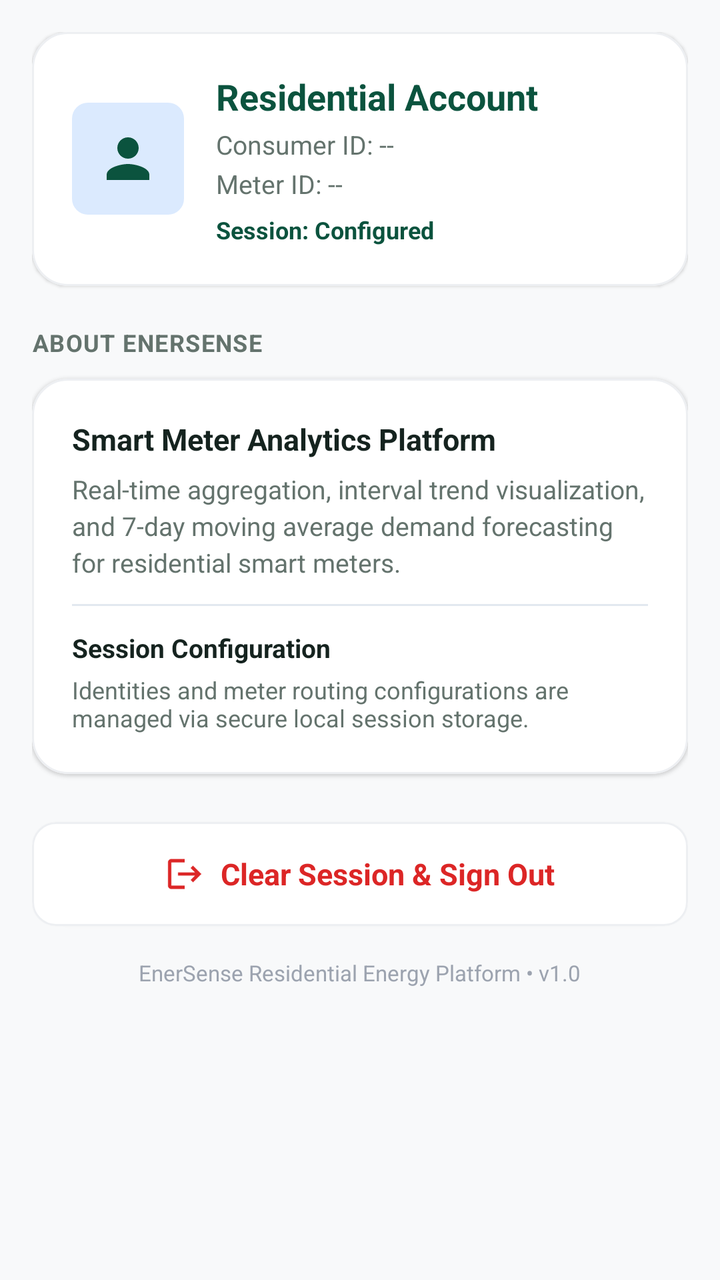
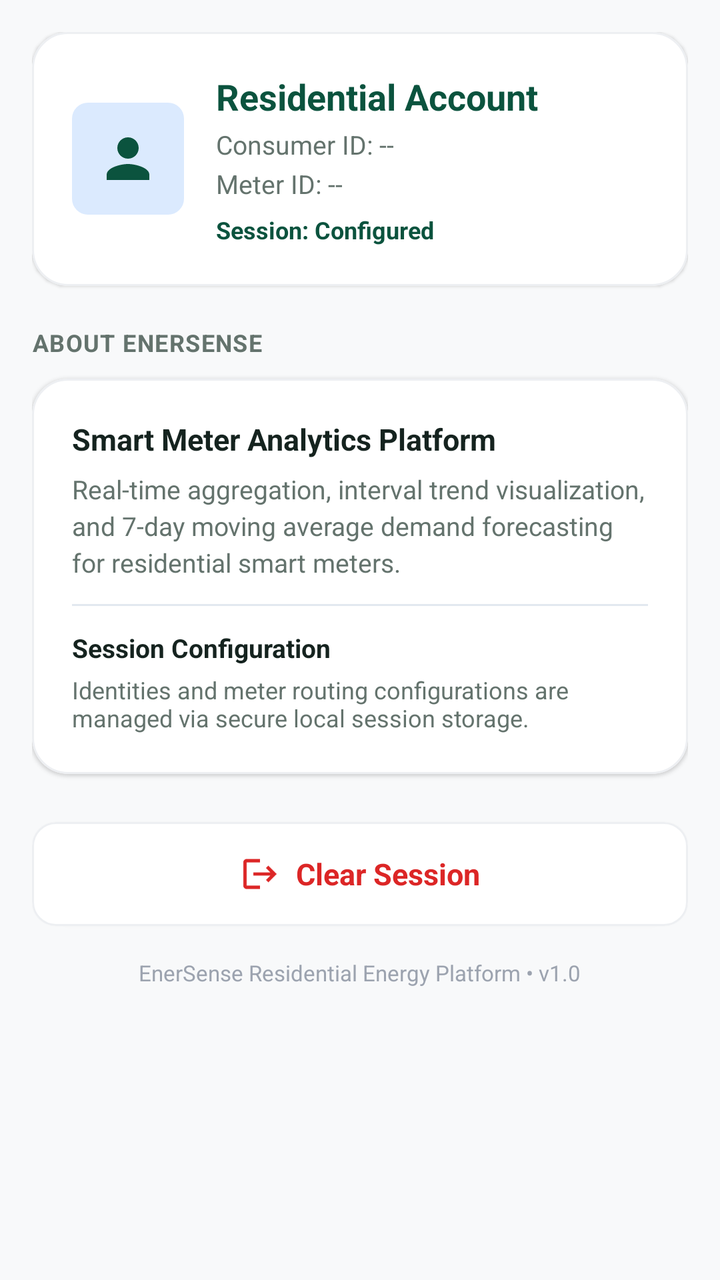

Two renders of the same Android screen: before a commit and after it. Below are the layout's source before the change and the commit's diff.
<!-- AndroidManifest.xml: application theme Theme.Enersense -->
<!-- res/layout/fragment_profile.xml -->
<?xml version="1.0" encoding="utf-8"?>
<androidx.core.widget.NestedScrollView
    xmlns:android="http://schemas.android.com/apk/res/android"
    xmlns:app="http://schemas.android.com/apk/res-auto"
    xmlns:tools="http://schemas.android.com/tools"
    android:layout_width="match_parent"
    android:layout_height="match_parent"
    android:fillViewport="true"
    android:clipToPadding="false"
    android:background="@color/background_light"
    android:padding="16dp"
    tools:context=".ui.profile.ProfileFragment">

    <LinearLayout
        android:layout_width="match_parent"
        android:layout_height="wrap_content"
        android:orientation="vertical">

        
        <com.google.android.material.card.MaterialCardView
            android:id="@+id/cardAccountIdentity"
            android:layout_width="match_parent"
            android:layout_height="wrap_content"
            android:layout_marginBottom="20dp"
            app:cardCornerRadius="@dimen/card_corner_radius"
            app:cardElevation="@dimen/card_elevation"
            app:cardBackgroundColor="@color/surface_white"
            app:strokeColor="@color/surface_card_border"
            app:strokeWidth="1dp">

            <LinearLayout
                android:layout_width="match_parent"
                android:layout_height="wrap_content"
                android:orientation="horizontal"
                android:gravity="center_vertical"
                android:padding="20dp">

                <ImageView
                    android:id="@+id/ivProfileAvatar"
                    android:layout_width="56dp"
                    android:layout_height="56dp"
                    android:src="@drawable/ic_person"
                    app:tint="@color/brand_primary"
                    android:background="@drawable/bg_forecast_badge"
                    android:padding="12dp"
                    android:contentDescription="Profile avatar" />

                <LinearLayout
                    android:layout_width="0dp"
                    android:layout_height="wrap_content"
                    android:layout_weight="1"
                    android:orientation="vertical"
                    android:layout_marginStart="16dp">

                    <TextView
                        android:id="@+id/tvAccountNumber"
                        android:layout_width="wrap_content"
                        android:layout_height="wrap_content"
                        android:text="Residential Account"
                        android:textSize="18sp"
                        android:textStyle="bold"
                        android:textColor="@color/brand_primary" />

                    <TextView
                        android:id="@+id/tvConsumerId"
                        android:layout_width="wrap_content"
                        android:layout_height="wrap_content"
                        android:layout_marginTop="3dp"
                        android:text="Consumer ID: --"
                        android:textSize="13sp"
                        android:textColor="@color/text_secondary" />

                    <TextView
                        android:id="@+id/tvMeterId"
                        android:layout_width="wrap_content"
                        android:layout_height="wrap_content"
                        android:layout_marginTop="2dp"
                        android:text="Meter ID: --"
                        android:textSize="13sp"
                        android:textColor="@color/text_secondary" />

                    <TextView
                        android:id="@+id/tvSessionStatus"
                        android:layout_width="wrap_content"
                        android:layout_height="wrap_content"
                        android:layout_marginTop="6dp"
                        android:text="Session: Configured"
                        android:textSize="12sp"
                        android:textStyle="bold"
                        android:textColor="@color/brand_primary" />
                </LinearLayout>
            </LinearLayout>
        </com.google.android.material.card.MaterialCardView>

        
        <TextView
            android:layout_width="wrap_content"
            android:layout_height="wrap_content"
            android:text="ABOUT ENERSENSE"
            android:textSize="12sp"
            android:textStyle="bold"
            android:textColor="@color/text_secondary"
            android:letterSpacing="0.04"
            android:layout_marginBottom="10dp" />

        <com.google.android.material.card.MaterialCardView
            android:id="@+id/cardAbout"
            android:layout_width="match_parent"
            android:layout_height="wrap_content"
            android:layout_marginBottom="24dp"
            app:cardCornerRadius="@dimen/card_corner_radius"
            app:cardElevation="@dimen/card_elevation"
            app:cardBackgroundColor="@color/surface_white"
            app:strokeColor="@color/surface_card_border"
            app:strokeWidth="1dp">

            <LinearLayout
                android:layout_width="match_parent"
                android:layout_height="wrap_content"
                android:orientation="vertical"
                android:padding="20dp">

                <TextView
                    android:layout_width="wrap_content"
                    android:layout_height="wrap_content"
                    android:text="Smart Meter Analytics Platform"
                    android:textSize="15sp"
                    android:textStyle="bold"
                    android:textColor="@color/text_primary" />

                <TextView
                    android:layout_width="wrap_content"
                    android:layout_height="wrap_content"
                    android:layout_marginTop="6dp"
                    android:text="Real-time aggregation, interval trend visualization, and 7-day moving average demand forecasting for residential smart meters."
                    android:textSize="13sp"
                    android:textColor="@color/text_secondary"
                    android:lineSpacingExtra="3dp" />

                <View
                    android:layout_width="match_parent"
                    android:layout_height="1dp"
                    android:background="@color/surface_divider"
                    android:layout_marginVertical="12dp" />

                <TextView
                    android:layout_width="wrap_content"
                    android:layout_height="wrap_content"
                    android:text="Session Configuration"
                    android:textSize="13sp"
                    android:textStyle="bold"
                    android:textColor="@color/text_primary" />

                <TextView
                    android:layout_width="wrap_content"
                    android:layout_height="wrap_content"
                    android:layout_marginTop="4dp"
                    android:text="Identities and meter routing configurations are managed via secure local session storage."
                    android:textSize="12sp"
                    android:textColor="@color/text_secondary" />
            </LinearLayout>
        </com.google.android.material.card.MaterialCardView>

        
        <com.google.android.material.card.MaterialCardView
            android:id="@+id/cardSignOut"
            android:layout_width="match_parent"
            android:layout_height="wrap_content"
            android:clickable="true"
            android:focusable="true"
            app:cardCornerRadius="@dimen/card_corner_small"
            app:cardElevation="@dimen/card_elevation"
            app:cardBackgroundColor="@color/surface_white"
            app:strokeColor="@color/surface_card_border"
            app:strokeWidth="1dp">

            <LinearLayout
                android:layout_width="match_parent"
                android:layout_height="52dp"
                android:gravity="center"
                android:orientation="horizontal">

                <ImageView
                    android:layout_width="20dp"
                    android:layout_height="20dp"
                    android:src="@drawable/ic_logout"
                    app:tint="@color/status_error_red"
                    android:contentDescription="Logout icon" />

                <TextView
                    android:layout_width="wrap_content"
                    android:layout_height="wrap_content"
                    android:layout_marginStart="8dp"
                    android:text="Clear Session &amp; Sign Out"
                    android:textSize="15sp"
                    android:textStyle="bold"
                    android:textColor="@color/status_error_red" />
            </LinearLayout>
        </com.google.android.material.card.MaterialCardView>

        
        <com.google.android.material.button.MaterialButton
            android:id="@+id/btnClearSession"
            android:layout_width="match_parent"
            android:layout_height="wrap_content"
            android:visibility="gone"
            android:text="Clear Session" />

        <TextView
            android:layout_width="wrap_content"
            android:layout_height="wrap_content"
            android:layout_gravity="center_horizontal"
            android:text="EnerSense Residential Energy Platform • v1.0"
            android:textSize="11sp"
            android:textColor="@color/text_muted"
            android:layout_marginTop="16dp"
            android:layout_marginBottom="16dp" />

    </LinearLayout>
</androidx.core.widget.NestedScrollView>
<!-- resources referenced by this layout -->
<resources>
  <color name="background_light">#F8F9FA</color>
  <color name="brand_primary">#0B533E</color>
  <color name="status_error_red">#DC2626</color>
  <color name="surface_card_border">#EDEFF2</color>
  <color name="surface_divider">#E2E8F0</color>
  <color name="surface_white">#FFFFFF</color>
  <color name="text_muted">#9CA3AF</color>
  <color name="text_primary">#15231F</color>
  <color name="text_secondary">#64736D</color>
  <dimen name="card_corner_radius">18dp</dimen>
  <dimen name="card_corner_small">12dp</dimen>
  <dimen name="card_elevation">1dp</dimen>
  <!-- drawable bg_forecast_badge (drawable) -->
  <?xml version="1.0" encoding="utf-8"?>
  <shape xmlns:android="http://schemas.android.com/apk/res/android"
      android:shape="rectangle">
      <solid android:color="@color/forecast_blue_light" />
      <corners android:radius="8dp" />
  </shape>
  <!-- drawable ic_logout (drawable) -->
  <vector xmlns:android="http://schemas.android.com/apk/res/android"
      android:width="24dp"
      android:height="24dp"
      android:viewportWidth="24"
      android:viewportHeight="24">
      <path
          android:fillColor="@color/status_error_red"
          android:pathData="M17,7l-1.41,1.41L18.17,11H8v2h10.17l-2.58,2.58L17,17l5,-5zM4,5h8V3H4c-1.1,0 -2,0.9 -2,2v14c0,1.1 0.9,2 2,2h8v-2H4V5z" />
  </vector>
  <!-- drawable ic_person (drawable) -->
  <vector xmlns:android="http://schemas.android.com/apk/res/android"
      android:width="24dp"
      android:height="24dp"
      android:viewportWidth="24"
      android:viewportHeight="24">
    <path
        android:fillColor="@color/primary"
        android:pathData="M12,12c2.21,0 4,-1.79 4,-4s-1.79,-4 -4,-4 -4,1.79 -4,4 1.79,4 4,4zM12,14c-2.67,0 -8,1.34 -8,4v2h16v-2c0,-2.66 -5.33,-4 -8,-4z"/>
  </vector>
  <style name="Theme.Enersense" parent="Base.Theme.Enersense" />
  <color name="forecast_blue_light">#DBEAFE</color>
  <color name="primary">#087F5B</color>
  <style name="Base.Theme.Enersense" parent="Theme.Material3.DayNight.NoActionBar">
          
          
      </style>
</resources>

<!-- the commit's change to res/layout/fragment_profile.xml (unified diff, before → after) -->
@@ -191,7 +191,7 @@
                     android:layout_width="wrap_content"
                     android:layout_height="wrap_content"
                     android:layout_marginStart="8dp"
-                    android:text="Clear Session &amp; Sign Out"
+                    android:text="Clear Session"
                     android:textSize="15sp"
                     android:textStyle="bold"
                     android:textColor="@color/status_error_red" />
